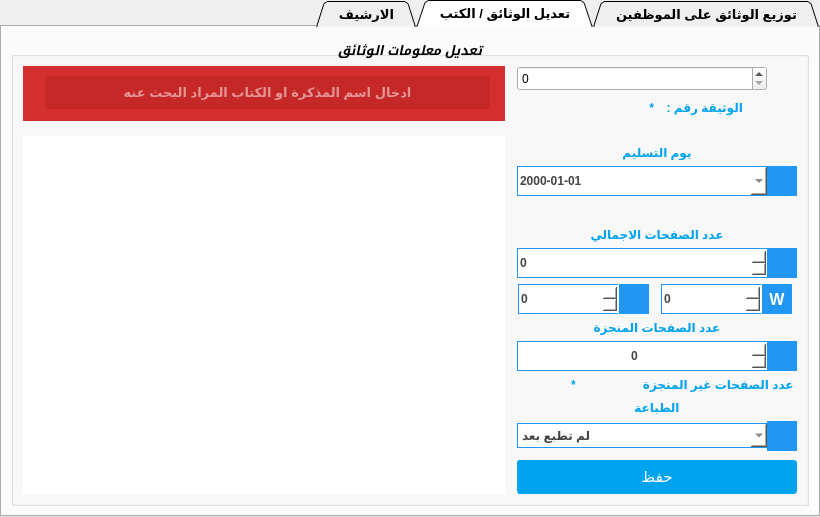
ashraf-kx/maktaba-assistant, file tabwidgetdocuments.ui: the form before one commit.
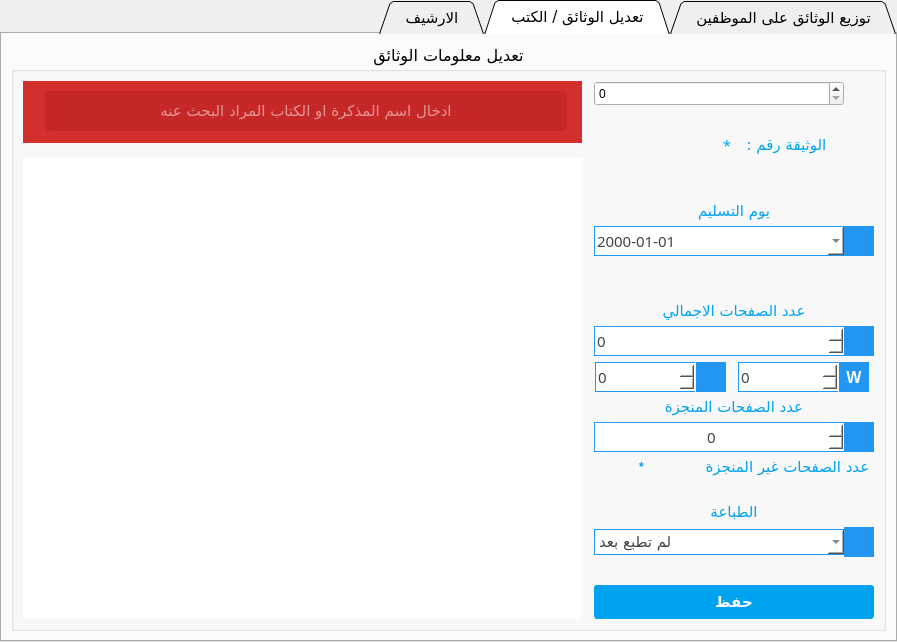
The form after the commit. The open tabs and pages were chosen to show the change. Icons and pictures are not drawn.

Patch:
```diff
--- a/tabwidgetdocuments.ui
+++ b/tabwidgetdocuments.ui
@@ -6,15 +6,15 @@
    <rect>
     <x>0</x>
     <y>0</y>
-    <width>820</width>
-    <height>517</height>
+    <width>897</width>
+    <height>642</height>
    </rect>
   </property>
   <property name="font">
    <font>
-    <pointsize>10</pointsize>
-    <weight>75</weight>
-    <bold>true</bold>
+    <family>SFMono Nerd Font Mono</family>
+    <pointsize>11</pointsize>
+    <bold>false</bold>
    </font>
   </property>
   <property name="windowTitle">
@@ -351,10 +351,10 @@
      <widget class="QGroupBox" name="GB_updateClient">
       <property name="font">
        <font>
-        <pointsize>10</pointsize>
-        <weight>75</weight>
-        <italic>true</italic>
-        <bold>true</bold>
+        <family>SFMono Nerd Font Mono</family>
+        <pointsize>12</pointsize>
+        <italic>false</italic>
+        <bold>false</bold>
         <underline>false</underline>
         <strikeout>false</strikeout>
         <kerning>false</kerning>
@@ -444,9 +444,9 @@
              <widget class="QLineEdit" name="LE_fullnameFiltre">
               <property name="font">
                <font>
-                <pointsize>10</pointsize>
-                <weight>75</weight>
-                <bold>true</bold>
+                <family>SFMono Nerd Font Mono</family>
+                <pointsize>11</pointsize>
+                <bold>false</bold>
                </font>
               </property>
               <property name="layoutDirection">
@@ -504,10 +504,9 @@
            </property>
            <property name="font">
             <font>
-             <family>Arial</family>
-             <pointsize>10</pointsize>
-             <weight>75</weight>
-             <bold>true</bold>
+             <family>SFMono Nerd Font Mono</family>
+             <pointsize>11</pointsize>
+             <bold>false</bold>
              <kerning>false</kerning>
             </font>
            </property>
@@ -619,9 +618,9 @@
             <widget class="QLabel" name="LB_idDocx">
              <property name="font">
               <font>
-               <pointsize>9</pointsize>
-               <weight>75</weight>
-               <bold>true</bold>
+               <family>SFMono Nerd Font Mono</family>
+               <pointsize>11</pointsize>
+               <bold>false</bold>
               </font>
              </property>
              <property name="styleSheet">
@@ -643,9 +642,9 @@
             <widget class="QLabel" name="labexc">
              <property name="font">
               <font>
-               <pointsize>9</pointsize>
-               <weight>75</weight>
-               <bold>true</bold>
+               <family>SFMono Nerd Font Mono</family>
+               <pointsize>11</pointsize>
+               <bold>false</bold>
                <kerning>false</kerning>
               </font>
              </property>
@@ -683,9 +682,9 @@
           <widget class="QLabel" name="label_4">
            <property name="font">
             <font>
-             <pointsize>9</pointsize>
-             <weight>75</weight>
-             <bold>true</bold>
+             <family>SFMono Nerd Font Mono</family>
+             <pointsize>11</pointsize>
+             <bold>false</bold>
              <kerning>false</kerning>
             </font>
            </property>
@@ -719,9 +718,9 @@
              </property>
              <property name="font">
               <font>
-               <pointsize>9</pointsize>
-               <weight>75</weight>
-               <bold>true</bold>
+               <family>SFMono Nerd Font Mono</family>
+               <pointsize>11</pointsize>
+               <bold>false</bold>
                <kerning>false</kerning>
               </font>
              </property>
@@ -827,9 +826,9 @@
           <widget class="QLabel" name="label_25">
            <property name="font">
             <font>
-             <pointsize>9</pointsize>
-             <weight>75</weight>
-             <bold>true</bold>
+             <family>SFMono Nerd Font Mono</family>
+             <pointsize>11</pointsize>
+             <bold>false</bold>
             </font>
            </property>
            <property name="styleSheet">
@@ -868,9 +867,9 @@
              </property>
              <property name="font">
               <font>
-               <pointsize>9</pointsize>
-               <weight>75</weight>
-               <bold>true</bold>
+               <family>SFMono Nerd Font Mono</family>
+               <pointsize>11</pointsize>
+               <bold>false</bold>
               </font>
              </property>
              <property name="styleSheet">
@@ -966,9 +965,9 @@
              </property>
              <property name="font">
               <font>
-               <pointsize>9</pointsize>
-               <weight>75</weight>
-               <bold>true</bold>
+               <family>SFMono Nerd Font Mono</family>
+               <pointsize>11</pointsize>
+               <bold>false</bold>
               </font>
              </property>
              <property name="styleSheet">
@@ -1076,9 +1075,9 @@
              </property>
              <property name="font">
               <font>
-               <pointsize>9</pointsize>
-               <weight>75</weight>
-               <bold>true</bold>
+               <family>SFMono Nerd Font Mono</family>
+               <pointsize>11</pointsize>
+               <bold>false</bold>
               </font>
              </property>
              <property name="styleSheet">
@@ -1121,7 +1120,6 @@
              <property name="font">
               <font>
                <pointsize>12</pointsize>
-               <weight>75</weight>
                <italic>false</italic>
                <bold>true</bold>
                <strikeout>false</strikeout>
@@ -1156,9 +1154,9 @@
           <widget class="QLabel" name="label_24">
            <property name="font">
             <font>
-             <pointsize>9</pointsize>
-             <weight>75</weight>
-             <bold>true</bold>
+             <family>SFMono Nerd Font Mono</family>
+             <pointsize>11</pointsize>
+             <bold>false</bold>
             </font>
            </property>
            <property name="styleSheet">
@@ -1197,9 +1195,9 @@
              </property>
              <property name="font">
               <font>
-               <pointsize>9</pointsize>
-               <weight>75</weight>
-               <bold>true</bold>
+               <family>SFMono Nerd Font Mono</family>
+               <pointsize>11</pointsize>
+               <bold>false</bold>
               </font>
              </property>
              <property name="styleSheet">
@@ -1281,7 +1279,6 @@
              <property name="font">
               <font>
                <pointsize>9</pointsize>
-               <weight>75</weight>
                <bold>true</bold>
               </font>
              </property>
@@ -1304,9 +1301,9 @@
             <widget class="QLabel" name="label_26">
              <property name="font">
               <font>
-               <pointsize>9</pointsize>
-               <weight>75</weight>
-               <bold>true</bold>
+               <family>SFMono Nerd Font Mono</family>
+               <pointsize>11</pointsize>
+               <bold>false</bold>
               </font>
              </property>
              <property name="styleSheet">
@@ -1340,8 +1337,9 @@
           <widget class="QLabel" name="label_6">
            <property name="font">
             <font>
-             <weight>75</weight>
-             <bold>true</bold>
+             <family>SFMono Nerd Font Mono</family>
+             <pointsize>11</pointsize>
+             <bold>false</bold>
              <kerning>false</kerning>
             </font>
            </property>
@@ -1381,9 +1379,9 @@
              </property>
              <property name="font">
               <font>
-               <pointsize>9</pointsize>
-               <weight>75</weight>
-               <bold>true</bold>
+               <family>SFMono Nerd Font Mono</family>
+               <pointsize>11</pointsize>
+               <bold>false</bold>
               </font>
              </property>
              <property name="cursor">
@@ -1488,8 +1486,9 @@
           <widget class="QPushButton" name="BT_updateDoc">
            <property name="font">
             <font>
-             <family>Ubuntu</family>
-             <pointsize>-1</pointsize>
+             <family>SFMono Nerd Font Mono</family>
+             <pointsize>11</pointsize>
+             <bold>true</bold>
             </font>
            </property>
            <property name="cursor">
@@ -1502,8 +1501,6 @@
     padding: 7px 12px;
         padding-top: 7px;
         padding-bottom: 7px;
-    font-size: 15px;
-    font-family: Ubuntu;
     color: #ffffff;
     white-space: nowrap;
     background-color: rgb(0, 163, 239);
```
Left out of the diff: 80 changed lines with no effect on the pictures.
